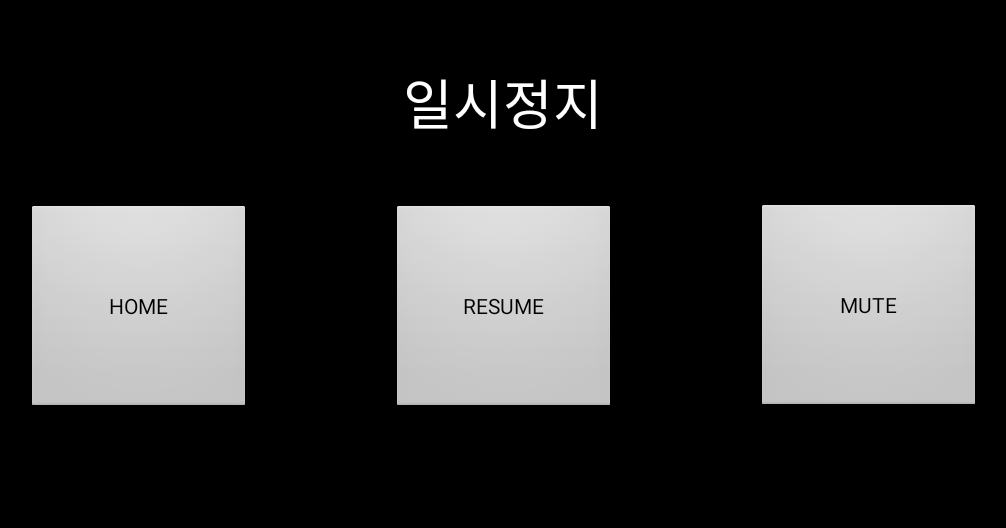
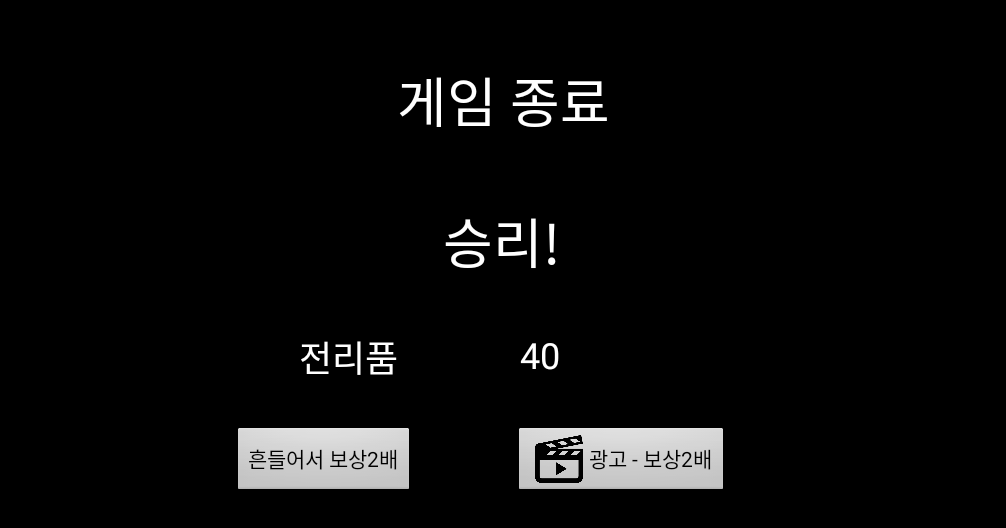
Before and after one commit to kaiphojor/android-tower-defense, an Android app: the screen it shows after launch (PauseActivity before the commit, VictoryActivity after it), after a tap on "BUTTON", on a phone screen of 824 x 412 dp (held sideways). Shown: the top 528 px of the screen, without its empty margins (115-1121 px from the left). Run offline under Robolectric (Android 15) with nearby library versions, the phone set to English and light mode, and no system bars; our stand-ins replace Firebase (no records; nobody signed in at launch, a user with empty details on screens opened directly), Room's generated code; 2 statements that could not run were skipped.

Commit message:
승리 화면 액티비티(반투명) 만들기

```diff
--- a/app/src/main/AndroidManifest.xml
+++ b/app/src/main/AndroidManifest.xml
@@ -19,10 +19,13 @@
         android:roundIcon="@mipmap/ic_launcher_round"
         android:supportsRtl="true"
         android:theme="@style/AppTheme">
-        <activity android:name=".game.PauseActivity"
+        <activity android:name=".game.VictoryActivity"
             android:screenOrientation="landscape"
-            android:theme="@android:style/Theme.Translucent.NoTitleBar.Fullscreen">
-        </activity>
+            android:theme="@android:style/Theme.Translucent.NoTitleBar.Fullscreen"></activity>
+        <activity
+            android:name=".game.PauseActivity"
+            android:screenOrientation="landscape"
+            android:theme="@android:style/Theme.Translucent.NoTitleBar.Fullscreen"></activity>
         <activity
             android:name=".GameLoadingActivity"
             android:screenOrientation="landscape"
--- a/app/src/main/java/com/example/plaintowerdefense/MainActivity.java
+++ b/app/src/main/java/com/example/plaintowerdefense/MainActivity.java
@@ -21,7 +21,9 @@ import android.widget.ImageView;
 import android.widget.TextView;
 import android.widget.ViewSwitcher;
 
+import com.airbnb.lottie.LottieAnimationView;
 import com.example.plaintowerdefense.game.PauseActivity;
+import com.example.plaintowerdefense.game.VictoryActivity;
 import com.example.plaintowerdefense.gem_shop.BuyGemActivity;
 import com.example.plaintowerdefense.social.SocialActivity;
 import com.example.plaintowerdefense.social.SocialListviewActivity;
@@ -121,6 +123,13 @@ public class MainActivity extends BaseActivity {
 
 //        animate(demoImage, imagesToShow, 0,true);
         fadeAnimation(demoImage, true, 0);
+
+
+
+//        LottieAnimationView animationView = (LottieAnimationView) findViewById(R.id.anim_main);
+//        animationView.setAnimation("video_anim.json");
+//        animationView.loop(true);
+//        animationView.playAnimation();
     }
 
     @Override
@@ -200,7 +209,7 @@ public class MainActivity extends BaseActivity {
         findViewById(R.id.test_bt_main).setOnClickListener(new View.OnClickListener() {
             @Override
             public void onClick(View v) {
-                intent = new Intent(MainActivity.this, PauseActivity.class);
+                intent = new Intent(MainActivity.this, VictoryActivity.class);
                 startActivity(intent);
             }
         });
--- a/app/src/main/java/com/example/plaintowerdefense/SplashActivity.java
+++ b/app/src/main/java/com/example/plaintowerdefense/SplashActivity.java
@@ -58,6 +58,7 @@ public class SplashActivity extends AppCompatActivity implements View.OnClickLis
         // animation view 설정
         splashAnimationView = findViewById(R.id.lav_splash);
 
+//        splashAnimationView.setAnimation("loading_circle.json");
         splashAnimationView.setAnimation("loading_circle.json");
         // 반복 x
         splashAnimationView.loop(false);
--- a/app/src/main/java/com/example/plaintowerdefense/game/GameSurfaceView.java
+++ b/app/src/main/java/com/example/plaintowerdefense/game/GameSurfaceView.java
@@ -1062,14 +1062,14 @@ public class GameSurfaceView extends SurfaceView implements Runnable, SurfaceHol
                         }
                     }
                 }
-                Singleton.log("all gen : "+isAllEnemyGenerated);
+//                Singleton.log("all gen : "+isAllEnemyGenerated);
                 if(isAllEnemyGenerated){
-                    Singleton.log("all generated");
+//                    Singleton.log("all generated");
                     // 적이 다 죽었는지 확인
                     if(enemyList.isEmpty()){
                         // counter 초기화
                         counter = 0;
-                        Singleton.log("all generated and dead");
+//                        Singleton.log("all generated and dead");
                         // 다음 wave로 넘어감
                         stage.updateWaveEnd();
                         if(stage.getWaveNumber() < stage.getCurrentWave()){
@@ -1086,16 +1086,6 @@ public class GameSurfaceView extends SurfaceView implements Runnable, SurfaceHol
                             previousState = state;
                             state = READY;
                             // is wave start -> false
-                            //
-//                            SharedPreferences gamePreference = context.getSharedPreferences("game", context.MODE_MULTI_PROCESS | context.MODE_WORLD_WRITEABLE);
-//                            try {
-//                                // 값을 초기화
-//                                SharedPreferences.Editor editor = gamePreference.edit();
-//                                editor.putBoolean("isWaveStart",false);
-//                                editor.apply();
-//                            } catch (Exception e) {
-//                                e.printStackTrace();
-//                            }
                             // wave start button을 다르게 처리한다
                             // 다음 wave의 enemy를 설정
                             Wave wave = (Wave)waveList.get(stage.getCurrentWave()-1);
--- /dev/null
+++ b/app/src/main/java/com/example/plaintowerdefense/game/VictoryActivity.java
@@ -0,0 +1,48 @@
+package com.example.plaintowerdefense.game;
+
+import android.animation.Animator;
+import android.app.Activity;
+import android.os.Bundle;
+import android.view.Window;
+import android.view.WindowManager;
+
+import com.airbnb.lottie.LottieAnimationView;
+import com.example.plaintowerdefense.R;
+
+public class VictoryActivity extends Activity {
+
+    @Override
+    protected void onCreate(Bundle savedInstanceState) {
+        // 반투명 처리
+        requestWindowFeature(Window.FEATURE_NO_TITLE);
+        getWindow().addFlags(WindowManager.LayoutParams.FLAG_KEEP_SCREEN_ON);
+        getWindow().setFlags(WindowManager.LayoutParams.FLAG_BLUR_BEHIND,
+                WindowManager.LayoutParams.FLAG_BLUR_BEHIND);
+        super.onCreate(savedInstanceState);
+        setContentView(R.layout.activity_victory);
+//        LottieAnimationView video = findViewById(R.id.video_anim_victory);
+//        video.setAnimation("video_anim.json");
+//        video.playAnimation();
+//        video.addAnimatorListener(new Animator.AnimatorListener() {
+//            @Override
+//            public void onAnimationStart(Animator animation) {
+//
+//            }
+//
+//            @Override
+//            public void onAnimationEnd(Animator animation) {
+//
+//            }
+//
+//            @Override
+//            public void onAnimationCancel(Animator animation) {
+//
+//            }
+//
+//            @Override
+//            public void onAnimationRepeat(Animator animation) {
+//
+//            }
+//        });
+    }
+}
--- /dev/null
+++ b/app/src/main/res/drawable/video_button_left.xml
@@ -0,0 +1,10 @@
+<?xml version="1.0" encoding="utf-8"?>
+<layer-list xmlns:android="http://schemas.android.com/apk/res/android" >
+
+    <item
+        android:drawable="@drawable/video_1"
+        android:width="@dimen/icon_left_width"
+        android:height="@dimen/icon_left_height"
+        />
+
+</layer-list >
--- /dev/null
+++ b/app/src/main/res/layout/activity_victory.xml
@@ -0,0 +1,87 @@
+<?xml version="1.0" encoding="utf-8"?>
+<androidx.constraintlayout.widget.ConstraintLayout xmlns:android="http://schemas.android.com/apk/res/android"
+    xmlns:app="http://schemas.android.com/apk/res-auto"
+    xmlns:tools="http://schemas.android.com/tools"
+    android:id="@+id/cl_victory"
+    android:layout_width="match_parent"
+    android:layout_height="match_parent"
+    android:background="#E6000000"
+    tools:context=".game.VictoryActivity">
+
+    <TextView
+        android:id="@+id/title_tv_victory"
+        android:layout_width="wrap_content"
+        android:layout_height="wrap_content"
+        android:layout_marginTop="40dp"
+        android:text="게임 종료"
+        android:textColor="#FFFFFF"
+        android:textSize="36sp"
+        app:layout_constraintEnd_toEndOf="parent"
+        app:layout_constraintStart_toStartOf="parent"
+        app:layout_constraintTop_toTopOf="parent" />
+
+    <TextView
+        android:id="@+id/result_tv_victory"
+        android:layout_width="wrap_content"
+        android:layout_height="wrap_content"
+        android:layout_marginTop="40dp"
+        android:text="승리!"
+        android:textColor="#FFFFFF"
+        android:textSize="36sp"
+        app:layout_constraintEnd_toEndOf="parent"
+        app:layout_constraintHorizontal_bias="0.499"
+        app:layout_constraintStart_toStartOf="parent"
+        app:layout_constraintTop_toBottomOf="@+id/title_tv_victory" />
+
+    <TextView
+        android:id="@+id/reward_text_tv_victory"
+        android:layout_width="wrap_content"
+        android:layout_height="wrap_content"
+        android:layout_marginStart="276dp"
+        android:layout_marginTop="32dp"
+        android:text="전리품"
+        android:textColor="#FFFFFF"
+        android:textSize="24sp"
+        app:layout_constraintStart_toStartOf="parent"
+        app:layout_constraintTop_toBottomOf="@+id/result_tv_victory" />
+
+    <TextView
+        android:id="@+id/reward_tv_victory"
+        android:layout_width="wrap_content"
+        android:layout_height="wrap_content"
+        android:layout_marginEnd="60dp"
+        android:text="40"
+        android:textColor="#FFFFFF"
+        android:textSize="24sp"
+        app:layout_constraintBottom_toBottomOf="@+id/reward_text_tv_victory"
+        app:layout_constraintEnd_toEndOf="parent"
+        app:layout_constraintHorizontal_bias="0.205"
+        app:layout_constraintStart_toEndOf="@+id/reward_text_tv_victory"
+        app:layout_constraintTop_toTopOf="@+id/reward_text_tv_victory"
+        app:layout_constraintVertical_bias="0.0" />
+
+    <Button
+        android:id="@+id/shake_bonus_bt_victory"
+        android:layout_width="wrap_content"
+        android:layout_height="wrap_content"
+        android:layout_marginTop="28dp"
+        android:text="흔들어서 보상2배"
+        app:layout_constraintEnd_toEndOf="parent"
+        app:layout_constraintHorizontal_bias="0.33"
+        app:layout_constraintStart_toStartOf="parent"
+        app:layout_constraintTop_toBottomOf="@+id/reward_text_tv_victory" />
+
+    <Button
+        android:id="@+id/advertisement_bonus_bt_victory"
+        android:layout_width="wrap_content"
+        android:layout_height="48dp"
+        android:layout_marginTop="28dp"
+        android:drawableLeft="@drawable/video_button_left"
+        android:text="광고 - 보상2배"
+        app:layout_constraintEnd_toEndOf="parent"
+        app:layout_constraintHorizontal_bias="0.2"
+        app:layout_constraintStart_toEndOf="@+id/shake_bonus_bt_victory"
+        app:layout_constraintTop_toBottomOf="@+id/reward_text_tv_victory" />
+
+
+</androidx.constraintlayout.widget.ConstraintLayout>
--- a/app/src/main/res/values/strings.xml
+++ b/app/src/main/res/values/strings.xml
@@ -8,6 +8,8 @@
     <dimen name="activity_vertical_margin">3dp</dimen>
     <dimen name="activity_horizontal_margin">3dp</dimen>
     <dimen name="nav_header_vertical_spacing">3dp</dimen>
+    <dimen name="icon_left_width">40dp</dimen>
+    <dimen name="icon_left_height">40dp</dimen>
     <string name="nav_header_desc">3dp</string>
     <string name="nav_header_title">3dp</string>
     <string name="nav_header_subtitle">3dp</string>
```
Also changed, not shown: app/src/main/res/layout/activity_main.xml (+19 -0 lines), app/src/main/res/drawable-v24/video_1.png (added), app/src/main/res/drawable-v24/video_2.png (added), app/src/main/res/drawable-v24/video_anim.gif (added), app/src/main/res/drawable-v24/video_anim_100.gif (added), app/src/main/res/drawable-v24/video_anim_50.gif (added).
